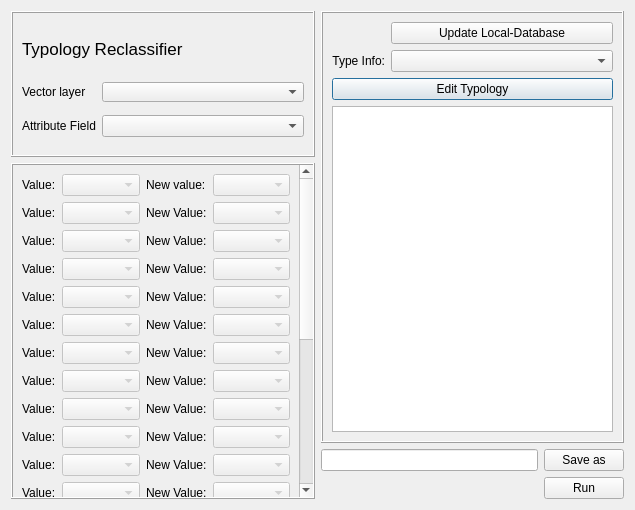
First picture: the form in tabs/reclassifier_tab.ui, repository gusbacos/suews_database_manager, before the edit.
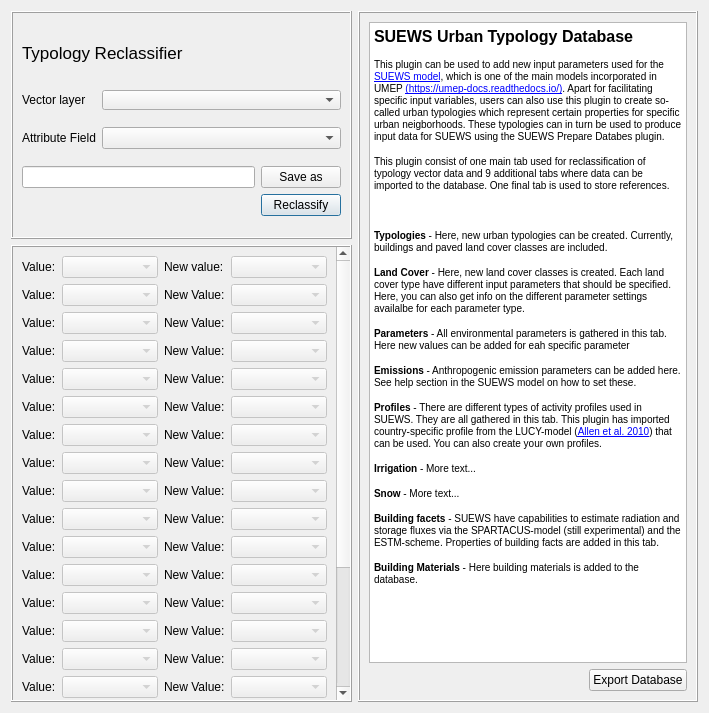
Second picture: the form after the edit. Custom widgets are drawn as their Qt base class.

What changed in the file:
```diff
--- a/tabs/reclassifier_tab.ui
+++ b/tabs/reclassifier_tab.ui
@@ -6,8 +6,8 @@
    <rect>
     <x>0</x>
     <y>0</y>
-    <width>635</width>
-    <height>510</height>
+    <width>709</width>
+    <height>713</height>
    </rect>
   </property>
   <property name="minimumSize">
@@ -29,49 +29,6 @@
       <enum>QFrame::Raised</enum>
      </property>
      <layout class="QGridLayout" name="gridLayout">
-      <item row="1" column="0">
-       <widget class="QLabel" name="label">
-        <property name="text">
-         <string>Vector layer</string>
-        </property>
-       </widget>
-      </item>
-      <item row="2" column="0">
-       <widget class="QLabel" name="label_2">
-        <property name="text">
-         <string>Attribute Field</string>
-        </property>
-       </widget>
-      </item>
-      <item row="1" column="1">
-       <widget class="QgsMapLayerComboBox" name="comboBoxVector">
-        <property name="sizePolicy">
-         <sizepolicy hsizetype="Preferred" vsizetype="Preferred">
-          <horstretch>0</horstretch>
-          <verstretch>0</verstretch>
-         </sizepolicy>
-        </property>
-        <property name="maximumSize">
-         <size>
-          <width>16777215</width>
-          <height>20</height>
-         </size>
-        </property>
-       </widget>
-      </item>
-      <item row="2" column="1">
-       <widget class="QComboBox" name="comboBoxField">
-        <property name="enabled">
-         <bool>true</bool>
-        </property>
-        <property name="sizePolicy">
-         <sizepolicy hsizetype="Expanding" vsizetype="Fixed">
-          <horstretch>0</horstretch>
-          <verstretch>0</verstretch>
-         </sizepolicy>
-        </property>
-       </widget>
-      </item>
       <item row="0" column="0" colspan="2">
        <widget class="QLabel" name="label_3">
         <property name="maximumSize">
@@ -95,57 +52,69 @@
         </property>
        </widget>
       </item>
-     </layout>
-    </widget>
-   </item>
-   <item row="0" column="1" rowspan="2">
-    <widget class="QFrame" name="frame">
-     <property name="frameShape">
-      <enum>QFrame::Box</enum>
-     </property>
-     <property name="frameShadow">
-      <enum>QFrame::Raised</enum>
-     </property>
-     <layout class="QFormLayout" name="formLayout">
-      <item row="1" column="0">
-       <widget class="QLabel" name="label_4">
-        <property name="text">
-         <string>Type Info:</string>
-        </property>
-        <property name="alignment">
-         <set>Qt::AlignRight|Qt::AlignTrailing|Qt::AlignVCenter</set>
-        </property>
-       </widget>
-      </item>
       <item row="1" column="1">
-       <widget class="QComboBox" name="comboBoxType">
-        <property name="enabled">
-         <bool>true</bool>
+       <widget class="QgsMapLayerComboBox" name="comboBoxVector">
+        <property name="sizePolicy">
+         <sizepolicy hsizetype="Preferred" vsizetype="Preferred">
+          <horstretch>0</horstretch>
+          <verstretch>0</verstretch>
+         </sizepolicy>
         </property>
-        <property name="currentIndex">
-         <number>-1</number>
+        <property name="maximumSize">
+         <size>
+          <width>16777215</width>
+          <height>20</height>
+         </size>
         </property>
        </widget>
       </item>
-      <item row="2" column="0" colspan="2">
-       <widget class="QPushButton" name="editTypeButton">
+      <item row="1" column="0">
+       <widget class="QLabel" name="label">
+        <property name="text">
+         <string>Vector layer</string>
+        </property>
+       </widget>
+      </item>
+      <item row="2" column="1">
+       <widget class="QComboBox" name="comboBoxField">
         <property name="enabled">
          <bool>true</bool>
         </property>
+        <property name="sizePolicy">
+         <sizepolicy hsizetype="Expanding" vsizetype="Fixed">
+          <horstretch>0</horstretch>
+          <verstretch>0</verstretch>
+         </sizepolicy>
+        </property>
+       </widget>
+      </item>
+      <item row="2" column="0">
+       <widget class="QLabel" name="label_2">
         <property name="text">
-         <string>Edit Typology</string>
+         <string>Attribute Field</string>
         </property>
        </widget>
       </item>
       <item row="3" column="0" colspan="2">
-       <widget class="QTextBrowser" name="textBrowser"/>
-      </item>
-      <item row="0" column="1">
-       <widget class="QPushButton" name="pushButtonUpdateDatabase">
-        <property name="text">
-         <string>Update Local-Database</string>
-        </property>
-       </widget>
+       <layout class="QGridLayout" name="gridLayout_3">
+        <item row="0" column="0">
+         <widget class="QLineEdit" name="textOutput"/>
+        </item>
+        <item row="1" column="1">
+         <widget class="QPushButton" name="runButton">
+          <property name="text">
+           <string>Reclassify</string>
+          </property>
+         </widget>
+        </item>
+        <item row="0" column="1">
+         <widget class="QPushButton" name="pushButtonSave">
+          <property name="text">
+           <string>Save as</string>
+          </property>
+         </widget>
+        </item>
+       </layout>
       </item>
      </layout>
     </widget>
@@ -166,8 +135,8 @@
        <rect>
         <x>0</x>
         <y>0</y>
-        <width>292</width>
-        <height>653</height>
+        <width>316</width>
+        <height>632</height>
        </rect>
       </property>
       <layout class="QGridLayout" name="gridLayout_2">
@@ -869,26 +838,64 @@
      </widget>
     </widget>
    </item>
-   <item row="2" column="1">
-    <layout class="QGridLayout" name="gridLayout_3">
-     <item row="0" column="0">
-      <widget class="QLineEdit" name="textOutput"/>
-     </item>
-     <item row="1" column="1">
-      <widget class="QPushButton" name="runButton">
-       <property name="text">
-        <string>Run</string>
-       </property>
-      </widget>
-     </item>
-     <item row="0" column="1">
-      <widget class="QPushButton" name="pushButtonSave">
-       <property name="text">
-        <string>Save as</string>
-       </property>
-      </widget>
-     </item>
-    </layout>
+   <item row="0" column="1" rowspan="3">
+    <widget class="QFrame" name="frame">
+     <property name="frameShape">
+      <enum>QFrame::Box</enum>
+     </property>
+     <property name="frameShadow">
+      <enum>QFrame::Raised</enum>
+     </property>
+     <layout class="QGridLayout" name="gridLayout_5">
+      <item row="1" column="2">
+       <widget class="QPushButton" name="pushButtonUpdateDatabase">
+        <property name="text">
+         <string>Export Database</string>
+        </property>
+       </widget>
+      </item>
+      <item row="0" column="1" colspan="2">
+       <widget class="QTextBrowser" name="textBrowser">
+        <property name="html">
+         <string>&lt;!DOCTYPE HTML PUBLIC &quot;-//W3C//DTD HTML 4.0//EN&quot; &quot;http://www.w3.org/TR/REC-html40/strict.dtd&quot;&gt;
+&lt;html&gt;&lt;head&gt;&lt;meta name=&quot;qrichtext&quot; content=&quot;1&quot; /&gt;&lt;style type=&quot;text/css&quot;&gt;
+p, li { white-space: pre-wrap; }
+&lt;/style&gt;&lt;/head&gt;&lt;body style=&quot; font-family:'MS Shell Dlg 2'; font-size:7.8pt; font-weight:400; font-style:normal;&quot;&gt;
+&lt;p style=&quot; margin-top:0px; margin-bottom:0px; margin-left:0px; margin-right:0px; -qt-block-indent:0; text-indent:0px;&quot;&gt;&lt;span style=&quot; font-size:12pt; font-weight:600;&quot;&gt;SUEWS Urban Typology Database&lt;/span&gt;&lt;/p&gt;
+&lt;p style=&quot; margin-top:12px; margin-bottom:12px; margin-left:0px; margin-right:0px; -qt-block-indent:0; text-indent:0px;&quot;&gt;This plugin can be used to add new input parameters used for the &lt;a href=&quot;https://suews.readthedocs.io/en/latest/&quot;&gt;&lt;span style=&quot; text-decoration: underline; color:#0000ff;&quot;&gt;SUEWS model&lt;/span&gt;&lt;/a&gt;, which is one of the main models incorporated in UMEP &lt;a href=&quot;https://umep-docs.readthedocs.io/en/latest/&quot;&gt;&lt;span style=&quot; text-decoration: underline; color:#0000ff;&quot;&gt;(https://umep-docs.readthedocs.io/)&lt;/span&gt;&lt;/a&gt;. Apart for facilitating specific input variables, users can also use this plugin to create so-called urban typologies which represent certain properties for specific urban neigborhoods. These typologies can in turn be used to produce input data for SUEWS using the SUEWS Prepare Databes plugin.&lt;/p&gt;
+&lt;p style=&quot; margin-top:12px; margin-bottom:12px; margin-left:0px; margin-right:0px; -qt-block-indent:0; text-indent:0px;&quot;&gt;This plugin consist of one main tab used for reclassification of typology vector data and 9 additional tabs where data can be imported to the database. One final tab is used to store references.&lt;/p&gt;
+&lt;p style=&quot;-qt-paragraph-type:empty; margin-top:12px; margin-bottom:12px; margin-left:0px; margin-right:0px; -qt-block-indent:0; text-indent:0px;&quot;&gt;&lt;br /&gt;&lt;/p&gt;
+&lt;p style=&quot; margin-top:12px; margin-bottom:12px; margin-left:0px; margin-right:0px; -qt-block-indent:0; text-indent:0px;&quot;&gt;&lt;span style=&quot; font-weight:600;&quot;&gt;Typologies&lt;/span&gt; - Here, new urban typologies can be created. Currently, buildings and paved land cover classes are included.&lt;/p&gt;
+&lt;p style=&quot; margin-top:12px; margin-bottom:12px; margin-left:0px; margin-right:0px; -qt-block-indent:0; text-indent:0px;&quot;&gt;&lt;span style=&quot; font-weight:600;&quot;&gt;Land Cover&lt;/span&gt; - Here, new land cover classes is created. Each land cover type have different input parameters that should be specified. Here, you can also get info on the different parameter settings availalbe for each parameter type.&lt;/p&gt;
+&lt;p style=&quot; margin-top:12px; margin-bottom:12px; margin-left:0px; margin-right:0px; -qt-block-indent:0; text-indent:0px;&quot;&gt;&lt;span style=&quot; font-weight:600;&quot;&gt;Parameters&lt;/span&gt; - All environmental parameters is gathered in this tab. Here new values can be added for eah specific parameter&lt;/p&gt;
+&lt;p style=&quot; margin-top:12px; margin-bottom:12px; margin-left:0px; margin-right:0px; -qt-block-indent:0; text-indent:0px;&quot;&gt;&lt;span style=&quot; font-weight:600;&quot;&gt;Emissions&lt;/span&gt; - Anthropogenic emission parameters can be added here. See help section in the SUEWS model on how to set these.&lt;/p&gt;
+&lt;p style=&quot; margin-top:12px; margin-bottom:12px; margin-left:0px; margin-right:0px; -qt-block-indent:0; text-indent:0px;&quot;&gt;&lt;span style=&quot; font-weight:600;&quot;&gt;Profiles&lt;/span&gt; - There are different types of activity profiles used in SUEWS. They are all gathered in this tab. This plugin has imported country-specific profile from the LUCY-model (&lt;a href=&quot;https://rmets.onlinelibrary.wiley.com/doi/10.1002/joc.2210&quot;&gt;&lt;span style=&quot; text-decoration: underline; color:#0000ff;&quot;&gt;Allen et al. 2010&lt;/span&gt;&lt;/a&gt;) that can be used. You can also create your own profiles.&lt;/p&gt;
+&lt;p style=&quot; margin-top:12px; margin-bottom:12px; margin-left:0px; margin-right:0px; -qt-block-indent:0; text-indent:0px;&quot;&gt;&lt;span style=&quot; font-weight:600;&quot;&gt;Irrigation&lt;/span&gt; - More text...&lt;/p&gt;
+&lt;p style=&quot; margin-top:12px; margin-bottom:12px; margin-left:0px; margin-right:0px; -qt-block-indent:0; text-indent:0px;&quot;&gt;&lt;span style=&quot; font-weight:600;&quot;&gt;Snow&lt;/span&gt; - More text...&lt;/p&gt;
+&lt;p style=&quot; margin-top:12px; margin-bottom:12px; margin-left:0px; margin-right:0px; -qt-block-indent:0; text-indent:0px;&quot;&gt;&lt;span style=&quot; font-weight:600;&quot;&gt;Building facets&lt;/span&gt; - SUEWS have capabilities to estimate radiation and storage fluxes via the SPARTACUS-model (still experimental) and the ESTM-scheme. Properties of building facts are added in this tab.  &lt;/p&gt;
+&lt;p style=&quot; margin-top:12px; margin-bottom:12px; margin-left:0px; margin-right:0px; -qt-block-indent:0; text-indent:0px;&quot;&gt;&lt;span style=&quot; font-weight:600;&quot;&gt;Building Materials&lt;/span&gt; - Here building materials is added to the database.&lt;/p&gt;
+&lt;p style=&quot;-qt-paragraph-type:empty; margin-top:12px; margin-bottom:12px; margin-left:0px; margin-right:0px; -qt-block-indent:0; text-indent:0px; font-size:8pt; font-weight:600;&quot;&gt;&lt;br /&gt;&lt;/p&gt;&lt;/body&gt;&lt;/html&gt;</string>
+        </property>
+        <property name="openExternalLinks">
+         <bool>true</bool>
+        </property>
+       </widget>
+      </item>
+      <item row="1" column="1">
+       <spacer name="horizontalSpacer">
+        <property name="orientation">
+         <enum>Qt::Horizontal</enum>
+        </property>
+        <property name="sizeHint" stdset="0">
+         <size>
+          <width>40</width>
+          <height>20</height>
+         </size>
+        </property>
+       </spacer>
+      </item>
+     </layout>
+    </widget>
    </item>
   </layout>
  </widget>
```
